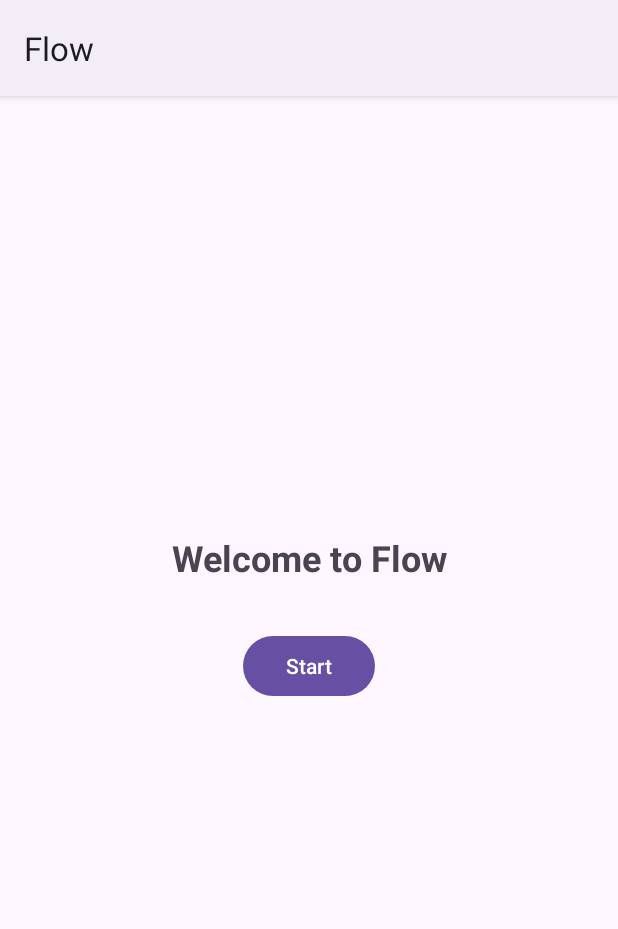
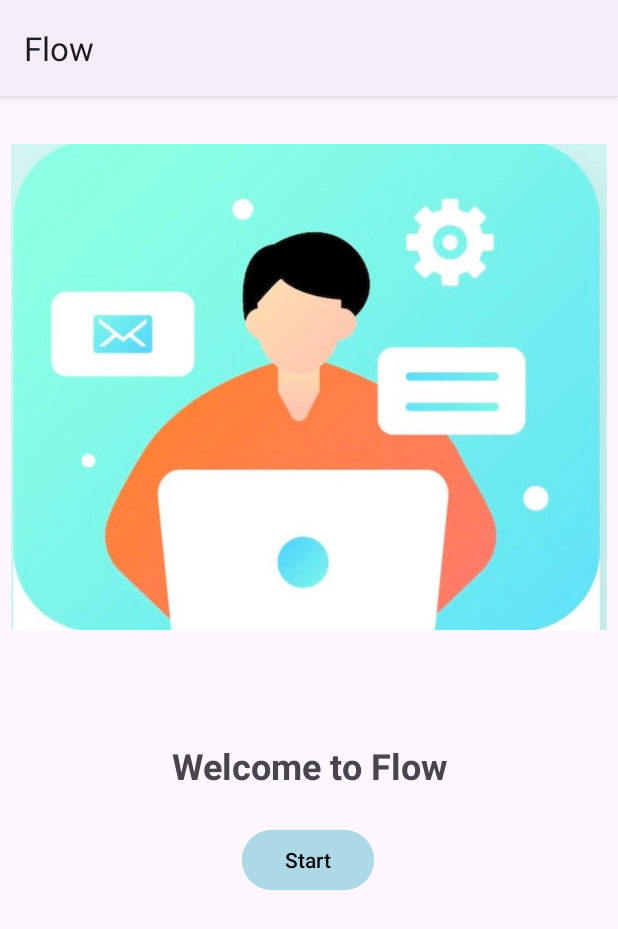
Before and after one commit to xxxfrankla/Flow, an Android app: the screen it shows after launch (MainActivity), on a phone screen of 412 x 824 dp. Shown: the top 929 px of the screen. Run offline under Robolectric (Android 15) with nearby library versions, the phone set to English and light mode, and no system bars.

Commit message:
add some background and Implementing Task Priority Color Mapping

```diff
--- /dev/null
+++ b/app/src/main/res/drawable/edittext_background.xml
@@ -0,0 +1,6 @@
+<?xml version="1.0" encoding="utf-8"?>
+<shape xmlns:android="http://schemas.android.com/apk/res/android">
+    <solid android:color="#FFFFFF" /> <!-- Background color -->
+    <corners android:radius="16dp" /> <!-- Rounded corners -->
+    <stroke android:width="1dp" android:color="#DDDDDD" /> <!-- Border -->
+</shape>
--- a/app/src/main/res/layout/bottom_sheet_delete.xml
+++ b/app/src/main/res/layout/bottom_sheet_delete.xml
@@ -24,6 +24,8 @@
 
     <Button
         android:id="@+id/cancelButton"
+            android:backgroundTint="#ADD8E6"
+            android:textColor="#000000"
         android:layout_width="match_parent"
         android:layout_height="wrap_content"
         android:text="Cancel" />
--- a/app/src/main/res/layout/fragment_initial_page.xml
+++ b/app/src/main/res/layout/fragment_initial_page.xml
@@ -1,7 +1,7 @@
 <?xml version="1.0" encoding="utf-8"?>
-<androidx.constraintlayout.widget.ConstraintLayout
-        xmlns:android="http://schemas.android.com/apk/res/android"
+<androidx.constraintlayout.widget.ConstraintLayout xmlns:android="http://schemas.android.com/apk/res/android"
         xmlns:app="http://schemas.android.com/apk/res-auto"
+        xmlns:tools="http://schemas.android.com/tools"
         android:layout_width="match_parent"
         android:layout_height="match_parent">
 
@@ -12,19 +12,37 @@
             android:text="Welcome to Flow"
             android:textSize="24sp"
             android:textStyle="bold"
-            app:layout_constraintBottom_toTopOf="@id/start_button"
             app:layout_constraintLeft_toLeftOf="parent"
             app:layout_constraintRight_toRightOf="parent"
-            android:layout_marginBottom="32dp"/>
+            android:layout_marginBottom="297dp"
+            app:layout_constraintBottom_toBottomOf="parent"
+            app:layout_constraintTop_toBottomOf="@+id/imageView" />
 
     <Button
             android:id="@+id/start_button"
             android:layout_width="wrap_content"
             android:layout_height="wrap_content"
             android:text="Start"
+            android:backgroundTint="#ADD8E6"
+            android:textColor="#000000"
             app:layout_constraintTop_toTopOf="parent"
             app:layout_constraintBottom_toBottomOf="parent"
             app:layout_constraintLeft_toLeftOf="parent"
-            app:layout_constraintRight_toRightOf="parent"/>
+            app:layout_constraintRight_toRightOf="parent"
+            app:layout_constraintHorizontal_bias="0.498"
+            app:layout_constraintVertical_bias="0.682" />
+
+    <ImageView
+            android:id="@+id/imageView"
+            android:layout_width="0dp"
+            android:layout_height="0dp"
+            app:srcCompat="@drawable/task"
+            android:layout_marginBottom="42dp"
+            app:layout_constraintEnd_toEndOf="parent"
+            app:layout_constraintBottom_toTopOf="@+id/main_title"
+            app:layout_constraintTop_toTopOf="parent"
+            app:layout_constraintStart_toStartOf="parent"
+            android:layout_marginStart="7dp"
+            android:layout_marginEnd="7dp" />
 
 </androidx.constraintlayout.widget.ConstraintLayout>
--- a/app/src/main/res/values/colors.xml
+++ b/app/src/main/res/values/colors.xml
@@ -2,4 +2,9 @@
 <resources>
     <color name="black">#FF000000</color>
     <color name="white">#FFFFFFFF</color>
+
+    <color name="priority_high">#FFCDD2</color> <!-- Light Red -->
+    <color name="priority_medium">#FFF9C4</color> <!-- Light Yellow -->
+    <color name="priority_low">#C8E6C9</color> <!-- Light Green -->
+    <color name="priority_default">#E0E0E0</color> <!-- Light Gray -->
 </resources>
```
Also changed, not shown: app/src/main/java/com/cs407/flow/TaskAdapter.kt (+8 -0 lines), app/src/main/res/drawable/button_background.xml (added, +8 -0 lines), app/src/main/res/layout/fragment_login.xml (+8 -1 lines), app/src/main/res/drawable/task.jpg (added).
